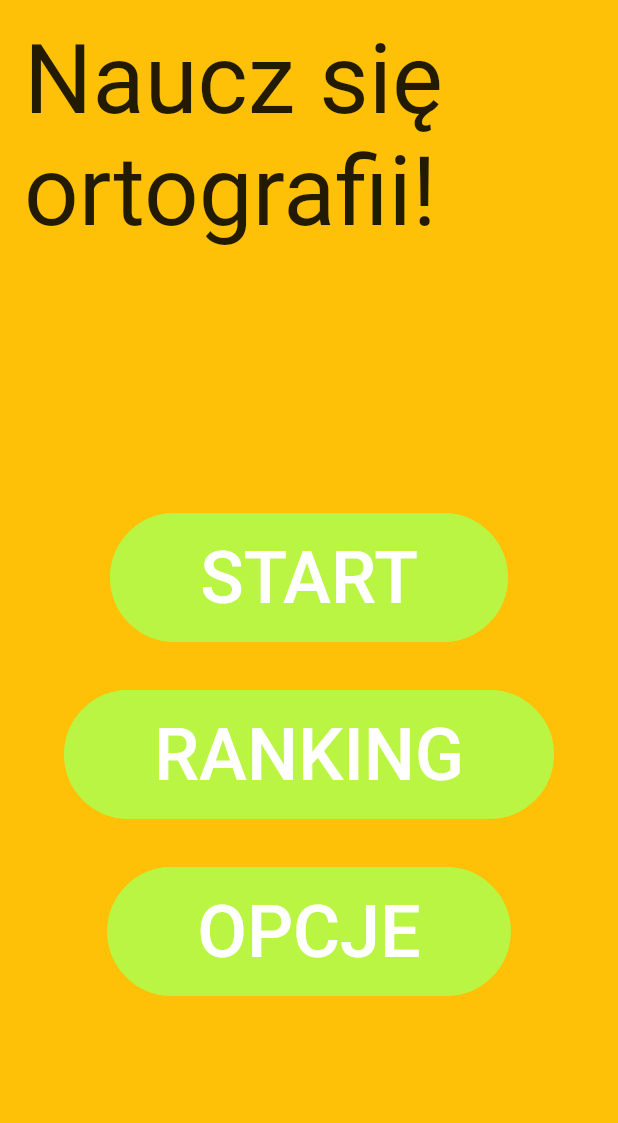
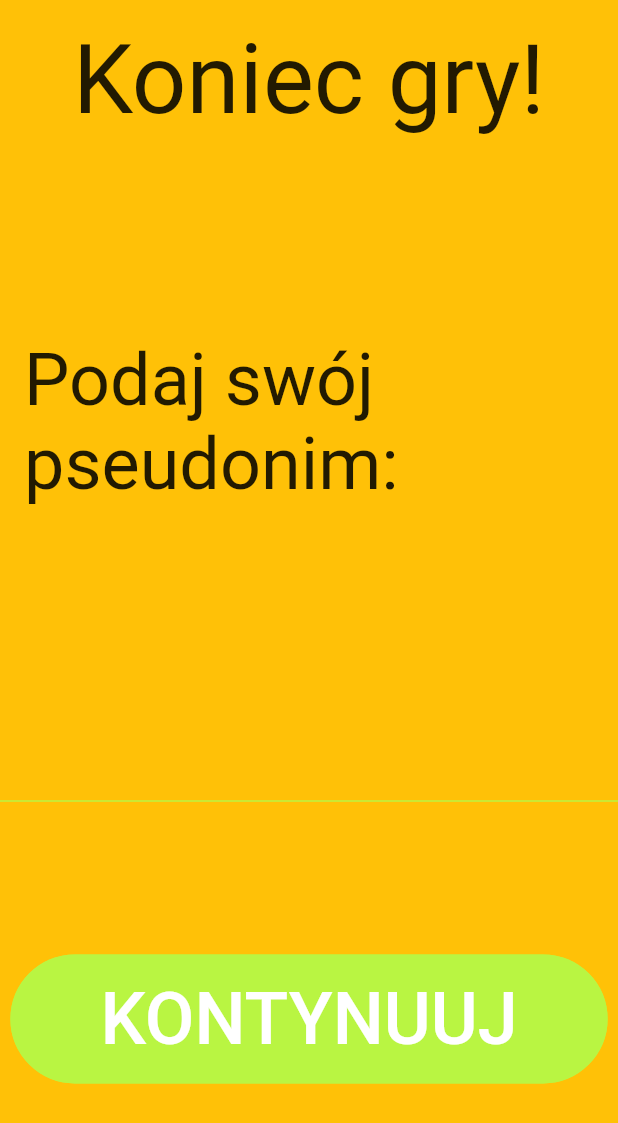
Before and after one commit to DaDudel/teaching-children-app, a Flutter app: the screen it shows after launch, on a phone screen of 412 x 824 dp. Shown: the top 1123 px of the screen. Run offline on Flutter 3.47's test engine with Material 2 defaults, Android fonts, the phone set to English and light mode, and no system bars; our stand-ins replace google_fonts.

Commit message:
finishScreen

```diff
--- a/application/lib/main.dart
+++ b/application/lib/main.dart
@@ -1,3 +1,4 @@
+import 'package:application/screens/finishScreen.dart';
 import 'package:application/screens/mainScreen.dart';
 import 'package:flutter/material.dart';
 
@@ -15,7 +16,7 @@ class MyApp extends StatelessWidget {
         primarySwatch: Colors.blue,
       ),
       //home: MyHomePage(title: 'Flutter Demo Home Page'),
-      home: MainScreen(),
+      home: FinishScreen(),
     );
   }
 }
--- /dev/null
+++ b/application/lib/screens/finishScreen.dart
@@ -0,0 +1,60 @@
+import 'package:application/theming/myColors.dart';
+import 'package:application/widgets/myButton.dart';
+import 'package:application/widgets/myTextField.dart';
+import 'package:flutter/material.dart';
+import 'package:google_fonts/google_fonts.dart';
+
+class FinishScreen extends StatelessWidget {
+  const FinishScreen({Key? key}) : super(key: key);
+
+  @override
+  Widget build(BuildContext context) {
+    return Container(
+      color: MyColors().myAmber,
+      child: Column(
+        children: [
+          Material(
+            color: Colors.transparent,
+            child: Container(
+              padding: EdgeInsets.all(16),
+              child: Text('Koniec gry!',
+                  style: GoogleFonts.mcLaren(
+                    fontSize: 64,
+                  )),
+            ),
+          ),
+          Expanded(
+            child: Container(),
+          ),
+          Material(
+            color: Colors.transparent,
+            child: Container(
+              padding: EdgeInsets.all(16),
+              child: Text('Podaj swój pseudonim:',
+                  style: GoogleFonts.mcLaren(
+                    fontSize: 48,
+                  )),
+            ),
+          ),
+          Expanded(
+            child: Container(),
+          ),
+          Container(
+            width: 500,
+            child: Material(
+              color: Colors.transparent,
+              child: MyTextField(),
+            ),
+          ),
+          Expanded(
+            child: Container(),
+          ),
+          MyButton(buttonText: 'Kontynuuj', onPressed: () => {}),
+          Expanded(
+            child: Container(),
+          ),
+        ],
+      ),
+    );
+  }
+}
--- a/application/lib/screens/mainScreen.dart
+++ b/application/lib/screens/mainScreen.dart
@@ -9,7 +9,7 @@ class MainScreen extends StatelessWidget {
   @override
   Widget build(BuildContext context) {
     return Container(
-      color: Colors.amber,
+      color: MyColors().myAmber,
       child: Center(
         child: Column(
           children: [
--- a/application/lib/theming/myColors.dart
+++ b/application/lib/theming/myColors.dart
@@ -1,6 +1,7 @@
-import 'package:flutter/cupertino.dart';
+import 'package:flutter/material.dart';
 
 class MyColors {
   final Color primaryColor = Color(0xff42f551);
   final Color secondaryColor = Color(0xffb9f542);
+  final Color myAmber = Colors.amber;
 }
--- /dev/null
+++ b/application/lib/widgets/myTextField.dart
@@ -0,0 +1,24 @@
+import 'package:application/theming/myColors.dart';
+import 'package:flutter/material.dart';
+import 'package:google_fonts/google_fonts.dart';
+
+class MyTextField extends StatelessWidget {
+  const MyTextField({Key? key}) : super(key: key);
+
+  @override
+  Widget build(BuildContext context) {
+    return TextFormField(
+      style: GoogleFonts.mcLaren(
+        fontSize: 48,
+      ),
+      decoration: InputDecoration(
+        filled: false,
+        enabledBorder: UnderlineInputBorder(
+          borderSide: BorderSide(
+            color: MyColors().secondaryColor,
+          ),
+        ),
+      ),
+    );
+  }
+}
```
